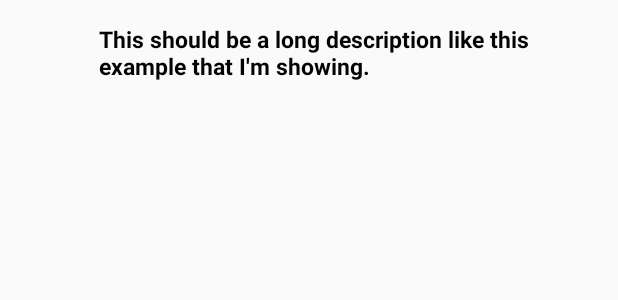
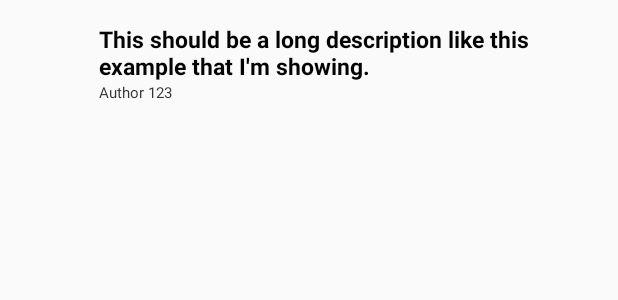
Before and after one commit to desperatecat/KotlinRedditApp, an Android app: the layout news_item.xml on its own in the app's theme, with its tools: preview values and no code run, on a phone screen of 412 x 824 dp. Shown: the top 300 px of the screen. Run offline under Robolectric (Android 15) with nearby library versions, the phone set to English and light mode, and no system bars.

Commit message:
add author textview

```diff
--- a/app/src/main/res/layout/news_item.xml
+++ b/app/src/main/res/layout/news_item.xml
@@ -32,6 +32,19 @@
         tools:text="This should be a long description like this example that I'm showing." />
 
 
+    <!-- Author -->
+
+    <TextView
+        android:id="@+id/author"
+        android:layout_width="fill_parent"
+        android:layout_height="wrap_content"
+        android:layout_alignLeft="@+id/description"
+        android:layout_alignStart="@+id/description"
+        android:layout_below="@+id/description"
+        android:textColor="#343434"
+        android:textSize="10sp"
+        tools:ignore="SmallSp"
+        tools:text="Author 123" />
 
 
 
```
